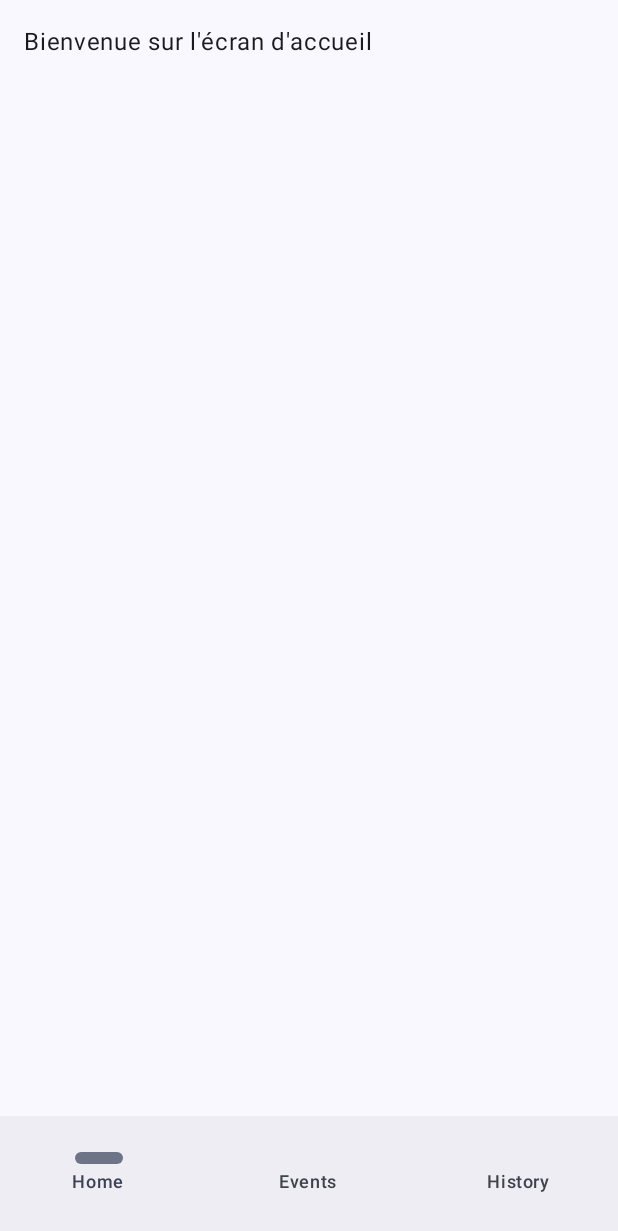
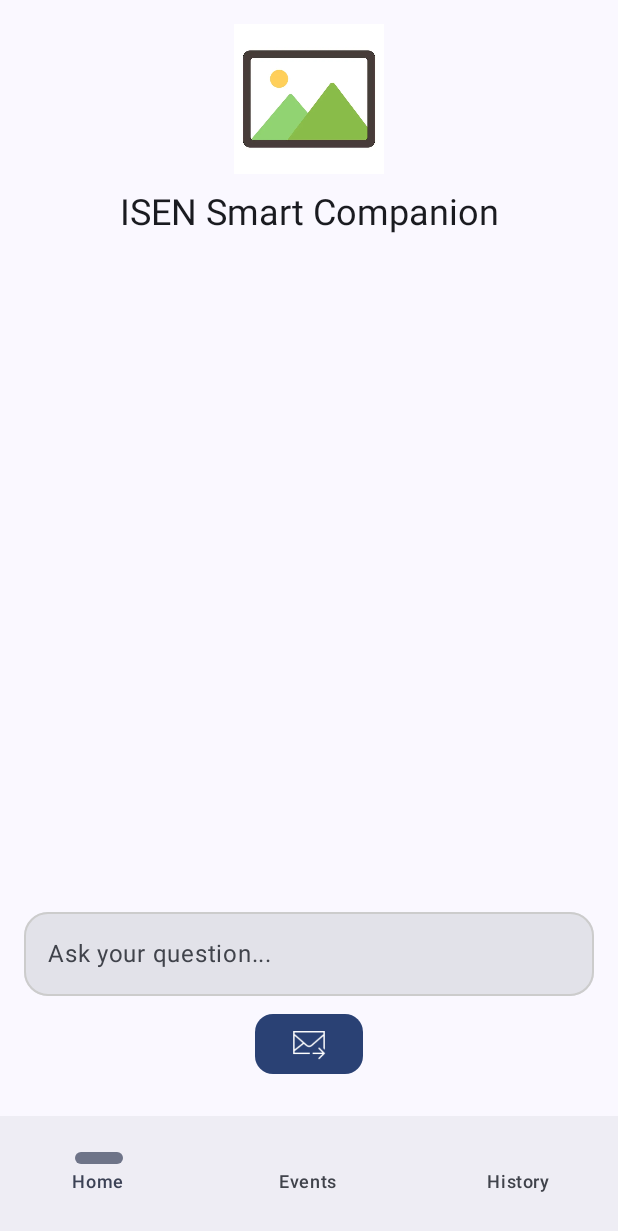
Before and after one commit to Nathan-Gorga/ISENSmartCompanion, an Android app built with Jetpack Compose: the screen it shows after launch (MainActivity), on a phone screen of 412 x 824 dp. Shown: the top 1231 px of the screen. Run offline under Robolectric (Android 15) with nearby library versions, the phone set to English and light mode, and no system bars.

Commit message:
Navigation avec la page d'acceuil faite précedemment
Signed-off-by: Nathan Gorga <gorga.nathan05@gmail.com>

```diff
--- a/app/build.gradle.kts
+++ b/app/build.gradle.kts
@@ -49,6 +49,7 @@ dependencies {
     implementation(libs.androidx.ui.graphics)
     implementation(libs.androidx.ui.tooling.preview)
     implementation(libs.androidx.material3)
+    implementation(libs.support.annotations)
     testImplementation(libs.junit)
     androidTestImplementation(libs.androidx.junit)
     androidTestImplementation(libs.androidx.espresso.core)
@@ -57,4 +58,8 @@ dependencies {
     debugImplementation(libs.androidx.ui.tooling)
     debugImplementation(libs.androidx.ui.test.manifest)
     implementation(libs.androidx.navigation.compose)
+
+    implementation(libs.androidx.material3)
+
+
 }
--- a/app/src/main/AndroidManifest.xml
+++ b/app/src/main/AndroidManifest.xml
@@ -15,7 +15,6 @@
         <activity
             android:name=".MainActivity"
             android:exported="true"
-            android:label="@string/app_name"
             android:theme="@style/Theme.ISENSmartCompanion">
             <intent-filter>
                 <action android:name="android.intent.action.MAIN" />
--- a/app/src/main/java/fr/isen/nathangorga/isensmartcompanion/MainActivity.kt
+++ b/app/src/main/java/fr/isen/nathangorga/isensmartcompanion/MainActivity.kt
@@ -1,54 +1,56 @@
-//package fr.isen.nathangorga.isensmartcompanion
+package fr.isen.nathangorga.isensmartcompanion
+
+import android.os.Bundle
+import android.widget.Toast
+import androidx.activity.ComponentActivity
+import androidx.activity.compose.setContent
+import androidx.activity.enableEdgeToEdge
+import androidx.compose.foundation.Image
+import androidx.compose.foundation.clickable
+import androidx.compose.foundation.layout.Column
+import androidx.compose.foundation.layout.Spacer
+import androidx.compose.foundation.layout.fillMaxSize
+import androidx.compose.foundation.layout.fillMaxWidth
+import androidx.compose.foundation.layout.height
+import androidx.compose.foundation.layout.padding
+import androidx.compose.foundation.layout.size
+import androidx.compose.foundation.lazy.LazyColumn
+import androidx.compose.foundation.lazy.items
+import androidx.compose.foundation.shape.RoundedCornerShape
+import androidx.compose.material3.Button
+import androidx.compose.material3.Card
+import androidx.compose.material3.CardDefaults
+import androidx.compose.material3.ExperimentalMaterial3Api
+import androidx.compose.material3.Icon
+import androidx.compose.material3.MaterialTheme
+import androidx.compose.material3.NavigationBar
+import androidx.compose.material3.NavigationBarItem
+import androidx.compose.material3.OutlinedTextField
+import androidx.compose.material3.Scaffold
+import androidx.compose.material3.Text
+import androidx.compose.material3.TextFieldDefaults
+import androidx.compose.runtime.Composable
+import androidx.compose.runtime.getValue
+import androidx.compose.runtime.mutableStateOf
+import androidx.compose.runtime.remember
+import androidx.compose.runtime.setValue
+import androidx.compose.ui.Alignment
+import androidx.compose.ui.Modifier
+import androidx.compose.ui.graphics.Color
+import androidx.compose.ui.platform.LocalContext
+import androidx.compose.ui.res.painterResource
+import androidx.compose.ui.tooling.preview.Preview
+import androidx.compose.ui.unit.dp
+import androidx.compose.ui.unit.sp
+import androidx.navigation.NavHostController
+import androidx.navigation.compose.NavHost
+import androidx.navigation.compose.composable
+import androidx.navigation.compose.currentBackStackEntryAsState
+import androidx.navigation.compose.rememberNavController
+import fr.isen.nathangorga.isensmartcompanion.ui.theme.ISENSmartCompanionTheme
+
 //
-//import android.content.Intent
-//import android.os.Bundle
-//import android.widget.Toast
-//import androidx.activity.ComponentActivity
-//import androidx.activity.compose.setContent
-//import androidx.activity.enableEdgeToEdge
-//import androidx.compose.foundation.Image
-//import androidx.compose.foundation.layout.Column
-//import androidx.compose.foundation.layout.Spacer
-//import androidx.compose.foundation.layout.fillMaxWidth
-//import androidx.compose.foundation.layout.height
-//import androidx.compose.foundation.layout.padding
-//import androidx.compose.foundation.layout.size
-//import androidx.compose.foundation.lazy.LazyColumn
-//import androidx.compose.foundation.lazy.items
-//import androidx.compose.foundation.shape.RoundedCornerShape
-//import androidx.compose.material3.Button
-//import androidx.compose.material3.Card
-//import androidx.compose.material3.ExperimentalMaterial3Api
-//import androidx.compose.material3.Icon
-//import androidx.compose.material3.MaterialTheme
-//import androidx.compose.material3.NavigationBar
-//import androidx.compose.material3.NavigationBarItem
-//import androidx.compose.material3.OutlinedTextField
-//import androidx.compose.material3.Scaffold
-//import androidx.compose.material3.Text
-//import androidx.compose.material3.TextFieldDefaults
-//import androidx.compose.runtime.Composable
-//import androidx.compose.runtime.getValue
-//import androidx.compose.runtime.mutableStateOf
-//import androidx.compose.runtime.remember
-//import androidx.compose.runtime.setValue
-//import androidx.compose.ui.Alignment
-//import androidx.compose.ui.Modifier
-//import androidx.compose.ui.graphics.Color
-//import androidx.compose.ui.platform.LocalContext
-//import androidx.compose.ui.res.painterResource
-//import androidx.compose.ui.tooling.preview.Preview
-//import androidx.compose.ui.unit.dp
-//import androidx.compose.ui.unit.sp
-//import androidx.navigation.NavHostController
-//import androidx.navigation.compose.NavHost
-//import androidx.navigation.compose.composable
-//import androidx.navigation.compose.currentBackStackEntryAsState
-//import androidx.navigation.compose.rememberNavController
-//import fr.isen.nathangorga.isensmartcompanion.ui.theme.ISENSmartCompanionTheme
-//import kotlinx.coroutines.flow.internal.NoOpContinuation.context
-//import kotlin.coroutines.jvm.internal.CompletedContinuation.context
-//
+
 //
 //class MainActivity : ComponentActivity() {
 //    override fun onCreate(savedInstanceState: Bundle?) {
@@ -109,61 +111,6 @@
 //    }
 //}
 //
-//@OptIn(ExperimentalMaterial3Api::class)
-//@Composable
-//fun UserInput() {
-//    var userInput by remember { mutableStateOf("") }
-//    var responseText by remember { mutableStateOf("") } // Holds the AI's response
-//    val context = LocalContext.current // Get context for Toast
-//
-//    Column(
-//        modifier = Modifier
-//            .fillMaxWidth()
-//            .padding(16.dp),
-//        horizontalAlignment = Alignment.CenterHorizontally
-//    ) {
-//        //  AI Response is now displayed above the input field
-//        if (responseText.isNotEmpty()) {
-//            Text(
-//                text = responseText,
-//                fontSize = 18.sp,
-//                color = Color.Gray,
-//                modifier = Modifier.padding(bottom = 8.dp) // Space before input field
-//            )
-//        }
-//
-//        OutlinedTextField(
-//            value = userInput,
-//            onValueChange = { userInput = it },
-//            label = { Text("Ask your question...") },
-//            modifier = Modifier
-//                .fillMaxWidth()
-//                .padding(bottom = 8.dp), // Space between input and button
-//            shape = RoundedCornerShape(16.dp),
-//            colors = TextFieldDefaults.outlinedTextFieldColors(
-//                focusedBorderColor = Color.Gray,
-//                unfocusedBorderColor = Color.LightGray
-//            )
-//        )
-//
-//        Button(
-//            onClick = {
-//                // Show a Toast message
-//                Toast.makeText(context, "Question Submitted", Toast.LENGTH_SHORT).show()
-//
-//                // Simulate a fake AI response
-//                responseText = "AI says: '${userInput.trim()}' is a great question!"
-//            },
-//            shape = RoundedCornerShape(12.dp)
-//        ) {
-//            Icon(
-//                painter = painterResource(id = R.drawable.send),
-//                contentDescription = "Send",
-//                modifier = Modifier.size(24.dp)
-//            )
-//        }
-//    }
-//}
 //
 //@Composable
 //fun BottomNavigationBar(navController: NavHostController){
@@ -254,38 +201,23 @@
 //
 //
 //}
-package fr.isen.nathangorga.isensmartcompanion
+//class MainActivity : ComponentActivity() {
+//    override fun onCreate(savedInstanceState: Bundle?) {
+//        super.onCreate(savedInstanceState)
+//        enableEdgeToEdge()
+//        setContent {
+//            ISENSmartCompanionTheme {
+//                val navController = rememberNavController()
+//                Scaffold(
+//                    bottomBar = { BottomNavigationBar(navController) }
+//                ) { innerPadding ->
+//                    NavigationGraph(navController, Modifier.padding(innerPadding))
+//                }
+//            }
+//        }
+//    }
+//}
 
-import android.os.Bundle
-import androidx.activity.ComponentActivity
-import androidx.activity.compose.setContent
-import androidx.activity.enableEdgeToEdge
-import androidx.compose.foundation.clickable
-import androidx.compose.foundation.layout.Column
-import androidx.compose.foundation.layout.fillMaxSize
-import androidx.compose.foundation.layout.fillMaxWidth
-import androidx.compose.foundation.layout.padding
-import androidx.compose.foundation.lazy.LazyColumn
-import androidx.compose.foundation.lazy.items
-import androidx.compose.foundation.shape.RoundedCornerShape
-import androidx.compose.material3.Card
-import androidx.compose.material3.CardDefaults
-import androidx.compose.material3.NavigationBar
-import androidx.compose.material3.NavigationBarItem
-import androidx.compose.material3.Scaffold
-import androidx.compose.material3.Text
-import androidx.compose.runtime.Composable
-import androidx.compose.ui.Modifier
-import androidx.compose.ui.graphics.Color
-import androidx.compose.ui.tooling.preview.Preview
-import androidx.compose.ui.unit.dp
-import androidx.compose.ui.unit.sp
-import androidx.navigation.NavHostController
-import androidx.navigation.compose.NavHost
-import androidx.navigation.compose.composable
-import androidx.navigation.compose.currentBackStackEntryAsState
-import androidx.navigation.compose.rememberNavController
-import fr.isen.nathangorga.isensmartcompanion.ui.theme.ISENSmartCompanionTheme
 
 class MainActivity : ComponentActivity() {
     override fun onCreate(savedInstanceState: Bundle?) {
@@ -298,9 +230,37 @@ class MainActivity : ComponentActivity() {
                     bottomBar = { BottomNavigationBar(navController) }
                 ) { innerPadding ->
                     NavigationGraph(navController, Modifier.padding(innerPadding))
+
                 }
+
+
             }
         }
+    }
+}
+
+@Composable
+fun TitleAndLogo() {
+    Column(
+        modifier = Modifier
+            .fillMaxWidth()
+            .padding(16.dp),
+        horizontalAlignment = Alignment.CenterHorizontally
+    ) {
+        Image(
+            painter = painterResource(id = R.drawable.logo), // Load the image from resources
+            contentDescription = "App Logo",
+            modifier = Modifier.size(100.dp) // Set the image size
+        )
+
+        Spacer(modifier = Modifier.height(8.dp))
+        Text(
+            text = "ISEN Smart Companion",
+            fontSize = 24.sp,
+            style = MaterialTheme.typography.headlineMedium
+        )
+
+
     }
 }
 
@@ -326,13 +286,21 @@ fun NavigationGraph(navController: NavHostController, modifier: Modifier = Modif
         composable("home") { MainScreen() }
         composable("events") { EventsScreen(navController) }
         composable("history") { HistoryScreen() }
+
+
     }
 }
 
 // --- Screens ---
 @Composable
 fun MainScreen() {
-    Text("Bienvenue sur l'écran d'accueil", modifier = Modifier.padding(16.dp))
+    Column(modifier = Modifier.padding(bottom = 8.dp)) {
+        TitleAndLogo()
+        Spacer(modifier = Modifier.weight(1f))
+        UserInput()
+
+
+    }
 }
 
 @Composable
@@ -426,3 +394,60 @@ fun PreviewEventsScreen() {
         EventsScreen(navController = rememberNavController())
     }
 }
+
+@OptIn(ExperimentalMaterial3Api::class)
+@Composable
+fun UserInput() {
+    var userInput by remember { mutableStateOf("") }
+    var responseText by remember { mutableStateOf("") } // Holds the AI's response
+    val context = LocalContext.current // Get context for Toast
+
+    Column(
+        modifier = Modifier
+            .fillMaxWidth()
+            .padding(16.dp),
+        horizontalAlignment = Alignment.CenterHorizontally
+    ) {
+        //  AI Response is now displayed above the input field
+        if (responseText.isNotEmpty()) {
+            Text(
+                text = responseText,
+                fontSize = 18.sp,
+                color = Color.Gray,
+                modifier = Modifier.padding(bottom = 8.dp) // Space before input field
+            )
+        }
+
+        OutlinedTextField(
+            value = userInput,
+            onValueChange = { userInput = it },
+            label = { Text("Ask your question...") },
+            modifier = Modifier
+                .fillMaxWidth()
+                .padding(bottom = 8.dp), // Space between input and button
+            shape = RoundedCornerShape(16.dp),
+            colors = TextFieldDefaults.colors(
+                focusedIndicatorColor = Color.Gray,
+                unfocusedIndicatorColor = Color.LightGray
+            )
+
+        )
+
+        Button(
+            onClick = {
+                // Show a Toast message
+                Toast.makeText(context, "Question Submitted", Toast.LENGTH_SHORT).show()
+
+                // Simulate a fake AI response
+                responseText = "AI says: '${userInput.trim()}' is a great question!"
+            },
+            shape = RoundedCornerShape(12.dp)
+        ) {
+            Icon(
+                painter = painterResource(id = R.drawable.send),
+                contentDescription = "Send",
+                modifier = Modifier.size(24.dp)
+            )
+        }
+    }
+}
--- a/gradle/libs.versions.toml
+++ b/gradle/libs.versions.toml
@@ -9,6 +9,7 @@ lifecycleRuntimeKtx = "2.8.7"
 activityCompose = "1.10.0"
 composeBom = "2025.02.00"
 navigationCompose = "2.8.7"
+supportAnnotations = "28.0.0"
 
 [libraries]
 androidx-core-ktx = { group = "androidx.core", name = "core-ktx", version.ref = "coreKtx" }
@@ -25,7 +26,8 @@ androidx-ui-tooling = { group = "androidx.compose.ui", name = "ui-tooling" }
 androidx-ui-tooling-preview = { group = "androidx.compose.ui", name = "ui-tooling-preview" }
 androidx-ui-test-manifest = { group = "androidx.compose.ui", name = "ui-test-manifest" }
 androidx-ui-test-junit4 = { group = "androidx.compose.ui", name = "ui-test-junit4" }
-androidx-material3 = { group = "androidx.compose.material3", name = "material3" }
+androidx-material3 = { group = "androidx.compose.material3", name = "material3", version = "1.3.1" }
+support-annotations = { group = "com.android.support", name = "support-annotations", version.ref = "supportAnnotations" }
 
 [plugins]
 android-application = { id = "com.android.application", version.ref = "agp" }
```
